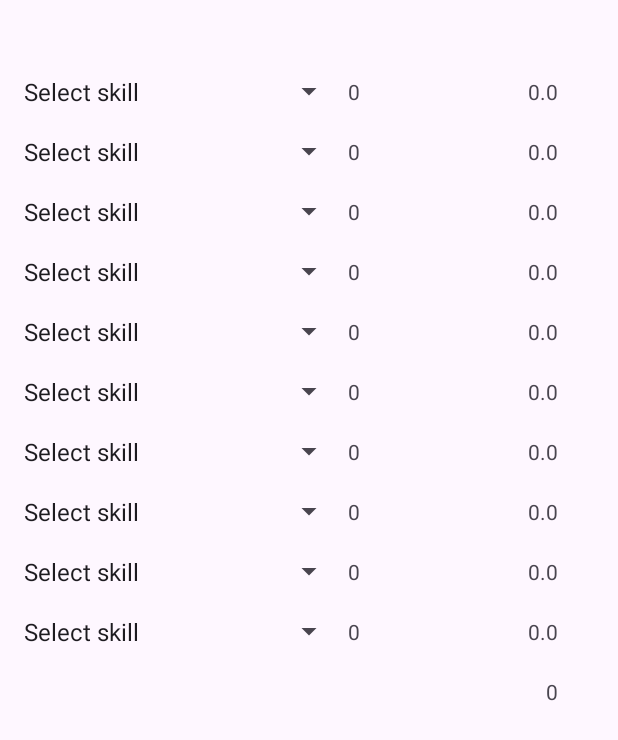
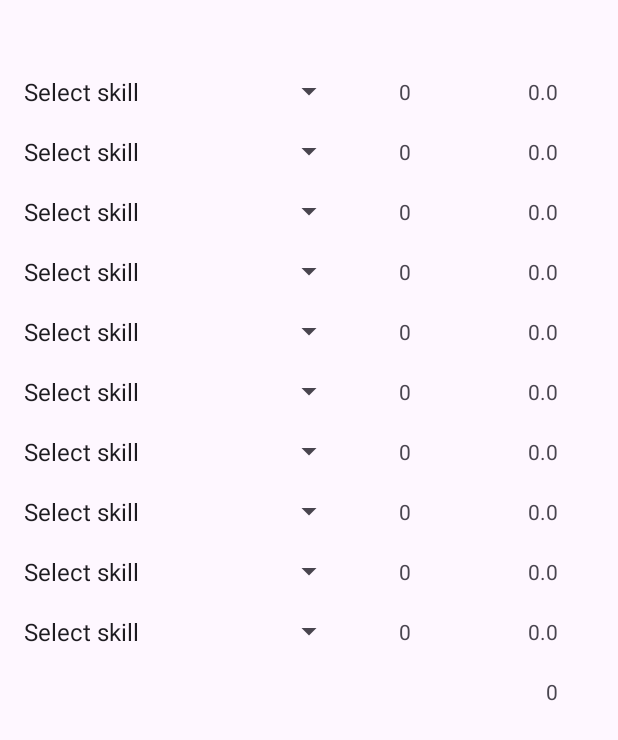
Before and after one commit to reece-davies/TrampolineTariffCalculator, an Android app: the screen it shows after launch (MainActivity), on a phone screen of 412 x 824 dp. Shown: the top 740 px of the screen. Run offline under Robolectric (Android 15) with nearby library versions, the phone set to English and light mode, and no system bars.

Commit message:
Added skills and restructured UI

```diff
--- a/app/src/main/java/com/intercry/trampolinetariffcalculator/MainActivity.java
+++ b/app/src/main/java/com/intercry/trampolinetariffcalculator/MainActivity.java
@@ -406,6 +406,12 @@ public class MainActivity extends AppCompatActivity implements AdapterView.OnIte
             case "Tuck jump":
                 changeScreenValues(textView_fig, textView_tariff, "o", 0.0);
                 break;
+            case "To feet (from F/B)":
+                changeScreenValues(textView_fig, textView_tariff, "o", 0.1);
+                break;
+            case "To feet (from S)":
+                changeScreenValues(textView_fig, textView_tariff, "o", 0.0);
+                break;
         }
     }
 
--- a/app/src/main/res/layout/activity_main.xml
+++ b/app/src/main/res/layout/activity_main.xml
@@ -16,7 +16,7 @@
         app:layout_constraintStart_toStartOf="parent"
         app:layout_constraintTop_toTopOf="parent" /> -->
 
-    <Spinner
+        <Spinner
         android:id="@+id/spinnerOne"
         android:layout_width="222sp"
         android:layout_height="42dp"
@@ -32,11 +32,10 @@
         android:id="@+id/textViewOne_fig"
         android:layout_width="wrap_content"
         android:layout_height="42dp"
+        android:layout_marginStart="36dp"
+        android:layout_marginTop="40dp"
         android:gravity="center"
-        android:layout_marginStart="2dp"
-        android:layout_marginLeft="2dp"
-        android:layout_marginTop="40dp"
-        android:text="0"
+        android:text="-"
         app:layout_constraintStart_toEndOf="@+id/spinnerOne"
         app:layout_constraintTop_toTopOf="parent" />
 
@@ -70,11 +69,10 @@
         android:id="@+id/textViewTwo_fig"
         android:layout_width="wrap_content"
         android:layout_height="42dp"
+        android:layout_marginStart="36dp"
+        android:layout_marginTop="80dp"
         android:gravity="center"
-        android:layout_marginStart="2dp"
-        android:layout_marginLeft="2dp"
-        android:layout_marginTop="80dp"
-        android:text="0"
+        android:text="-"
         app:layout_constraintStart_toEndOf="@+id/spinnerTwo"
         app:layout_constraintTop_toTopOf="parent" />
 
@@ -108,11 +106,10 @@
         android:id="@+id/textViewThree_fig"
         android:layout_width="wrap_content"
         android:layout_height="42dp"
+        android:layout_marginStart="36dp"
+        android:layout_marginTop="120dp"
         android:gravity="center"
-        android:layout_marginStart="2dp"
-        android:layout_marginLeft="2dp"
-        android:layout_marginTop="120dp"
-        android:text="0"
+        android:text="-"
         app:layout_constraintStart_toEndOf="@+id/spinnerThree"
         app:layout_constraintTop_toTopOf="parent" />
 
@@ -146,11 +143,10 @@
         android:id="@+id/textViewFour_fig"
         android:layout_width="wrap_content"
         android:layout_height="42dp"
+        android:layout_marginStart="36dp"
+        android:layout_marginTop="160dp"
         android:gravity="center"
-        android:layout_marginStart="2dp"
-        android:layout_marginLeft="2dp"
-        android:layout_marginTop="160dp"
-        android:text="0"
+        android:text="-"
         app:layout_constraintStart_toEndOf="@+id/spinnerFour"
         app:layout_constraintTop_toTopOf="parent" />
 
@@ -184,11 +180,10 @@
         android:id="@+id/textViewFive_fig"
         android:layout_width="wrap_content"
         android:layout_height="42dp"
+        android:layout_marginStart="36dp"
+        android:layout_marginTop="200dp"
         android:gravity="center"
-        android:layout_marginStart="2dp"
-        android:layout_marginLeft="2dp"
-        android:layout_marginTop="200dp"
-        android:text="0"
+        android:text="-"
         app:layout_constraintStart_toEndOf="@+id/spinnerFive"
         app:layout_constraintTop_toTopOf="parent" />
 
@@ -222,11 +217,10 @@
         android:id="@+id/textViewSix_fig"
         android:layout_width="wrap_content"
         android:layout_height="42dp"
+        android:layout_marginStart="36dp"
+        android:layout_marginTop="240dp"
         android:gravity="center"
-        android:layout_marginStart="2dp"
-        android:layout_marginLeft="2dp"
-        android:layout_marginTop="240dp"
-        android:text="0"
+        android:text="-"
         app:layout_constraintStart_toEndOf="@+id/spinnerSix"
         app:layout_constraintTop_toTopOf="parent" />
 
@@ -260,11 +254,10 @@
         android:id="@+id/textViewSeven_fig"
         android:layout_width="wrap_content"
         android:layout_height="42dp"
+        android:layout_marginStart="36dp"
+        android:layout_marginTop="280dp"
         android:gravity="center"
-        android:layout_marginStart="2dp"
-        android:layout_marginLeft="2dp"
-        android:layout_marginTop="280dp"
-        android:text="0"
+        android:text="-"
         app:layout_constraintStart_toEndOf="@+id/spinnerSeven"
         app:layout_constraintTop_toTopOf="parent" />
 
@@ -298,11 +291,10 @@
         android:id="@+id/textViewEight_fig"
         android:layout_width="wrap_content"
         android:layout_height="42dp"
+        android:layout_marginStart="36dp"
+        android:layout_marginTop="320dp"
         android:gravity="center"
-        android:layout_marginStart="2dp"
-        android:layout_marginLeft="2dp"
-        android:layout_marginTop="320dp"
-        android:text="0"
+        android:text="-"
         app:layout_constraintStart_toEndOf="@+id/spinnerEight"
         app:layout_constraintTop_toTopOf="parent" />
 
@@ -336,11 +328,10 @@
         android:id="@+id/textViewNine_fig"
         android:layout_width="wrap_content"
         android:layout_height="42dp"
+        android:layout_marginStart="36dp"
+        android:layout_marginTop="360dp"
         android:gravity="center"
-        android:layout_marginStart="2dp"
-        android:layout_marginLeft="2dp"
-        android:layout_marginTop="360dp"
-        android:text="0"
+        android:text="-"
         app:layout_constraintStart_toEndOf="@+id/spinnerNine"
         app:layout_constraintTop_toTopOf="parent" />
 
@@ -374,11 +365,10 @@
         android:id="@+id/textViewTen_fig"
         android:layout_width="wrap_content"
         android:layout_height="42dp"
+        android:layout_marginStart="36dp"
+        android:layout_marginTop="400dp"
         android:gravity="center"
-        android:layout_marginStart="2dp"
-        android:layout_marginLeft="2dp"
-        android:layout_marginTop="400dp"
-        android:text="0"
+        android:text="-"
         app:layout_constraintStart_toEndOf="@+id/spinnerTen"
         app:layout_constraintTop_toTopOf="parent" />
 
--- a/app/src/main/res/values/strings.xml
+++ b/app/src/main/res/values/strings.xml
@@ -69,6 +69,8 @@
         <item>Rudi out (tuck)</item>
         <item>Seat drop</item>
         <item>Straddle jump</item>
+        <item>To feet (from F/B)</item>
+        <item>To feet (from S)</item>
         <item>Triff half in - half out (pike)</item>
         <item>Triff half in - half out (tuck)</item>
         <item>Triff half out (pike)</item>
```
